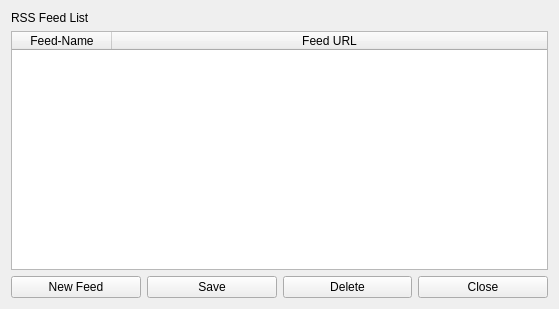
Old version of the form ui/rss-list.ui in the repository berndhs/arado.
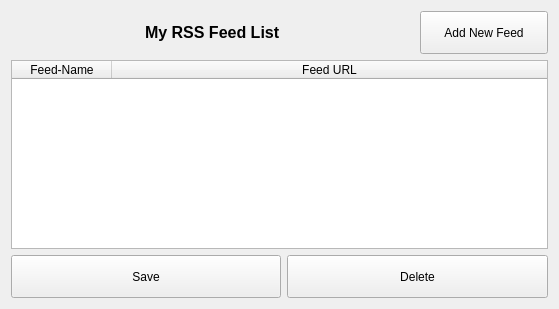
New version of the form. Icons and pictures are not drawn.

Commit message: added rss Button & Layout Status Message renamed Fixed a bug for bringing the rss-tab in front when called (otherwise it shines through other tabs)

The edit to the form file:
```diff
--- a/ui/rss-list.ui
+++ b/ui/rss-list.ui
@@ -18,15 +18,14 @@
     <normaloff>:/arado-logo-colo-128.png</normaloff>:/arado-logo-colo-128.png</iconset>
   </property>
   <layout class="QGridLayout" name="gridLayout">
-   <item row="0" column="0" colspan="2">
-    <widget class="QLabel" name="label">
-     <property name="text">
-      <string>RSS Feed List</string>
-     </property>
-    </widget>
-   </item>
-   <item row="1" column="0" colspan="4">
+   <item row="6" column="0" colspan="4">
     <widget class="QTableWidget" name="feedTable">
+     <property name="styleSheet">
+      <string notr="true"/>
+     </property>
+     <property name="alternatingRowColors">
+      <bool>true</bool>
+     </property>
      <attribute name="horizontalHeaderVisible">
       <bool>true</bool>
      </attribute>
@@ -48,31 +47,112 @@
      </column>
     </widget>
    </item>
-   <item row="2" column="0">
-    <widget class="QPushButton" name="newButton">
+   <item row="1" column="0">
+    <widget class="QPushButton" name="closeButton">
+     <property name="toolTip">
+      <string>Close Tab.</string>
+     </property>
+     <property name="layoutDirection">
+      <enum>Qt::LeftToRight</enum>
+     </property>
      <property name="text">
-      <string>New Feed</string>
+      <string/>
      </property>
+     <property name="icon">
+      <iconset resource="../arado.qrc">
+       <normaloff>:/images/rssbackground.gif</normaloff>:/images/rssbackground.gif</iconset>
+     </property>
+     <property name="iconSize">
+      <size>
+       <width>100</width>
+       <height>100</height>
+      </size>
+     </property>
+     <property name="flat">
+      <bool>true</bool>
+     </property>
     </widget>
    </item>
-   <item row="2" column="1">
-    <widget class="QPushButton" name="saveButton">
+   <item row="1" column="1">
+    <widget class="QLabel" name="label">
+     <property name="font">
+      <font>
+       <pointsize>12</pointsize>
+       <weight>75</weight>
+       <bold>true</bold>
+      </font>
+     </property>
      <property name="text">
-      <string>Save</string>
+      <string>My RSS Feed List</string>
      </property>
     </widget>
    </item>
-   <item row="2" column="2">
+   <item row="7" column="2" colspan="2">
     <widget class="QPushButton" name="deleteButton">
+     <property name="minimumSize">
+      <size>
+       <width>0</width>
+       <height>43</height>
+      </size>
+     </property>
      <property name="text">
       <string>Delete</string>
      </property>
+     <property name="icon">
+      <iconset resource="../arado.qrc">
+       <normaloff>:/images/cancel.png</normaloff>:/images/cancel.png</iconset>
+     </property>
+     <property name="iconSize">
+      <size>
+       <width>32</width>
+       <height>32</height>
+      </size>
+     </property>
     </widget>
    </item>
-   <item row="2" column="3">
-    <widget class="QPushButton" name="closeButton">
+   <item row="7" column="0" colspan="2">
+    <widget class="QPushButton" name="saveButton">
+     <property name="minimumSize">
+      <size>
+       <width>0</width>
+       <height>43</height>
+      </size>
+     </property>
      <property name="text">
-      <string>Close</string>
+      <string>Save</string>
+     </property>
+     <property name="icon">
+      <iconset resource="../arado.qrc">
+       <normaloff>:/images/filesaveas.png</normaloff>:/images/filesaveas.png</iconset>
+     </property>
+     <property name="iconSize">
+      <size>
+       <width>32</width>
+       <height>32</height>
+      </size>
+     </property>
+    </widget>
+   </item>
+   <item row="1" column="3">
+    <widget class="QPushButton" name="newButton">
+     <property name="minimumSize">
+      <size>
+       <width>0</width>
+       <height>43</height>
+      </size>
+     </property>
+     <property name="text">
+      <string>Add New Feed</string>
+     </property>
+     <property name="icon">
+      <iconset resource="../arado.qrc">
+       <normaloff>:/images/edit_add.png</normaloff>:/images/edit_add.png</iconset>
+     </property>
+     <property name="iconSize">
+      <size>
+       <width>32</width>
+       <height>32</height>
+      </size>
      </property>
     </widget>
    </item>
```
The commit also changes 5 other files.
